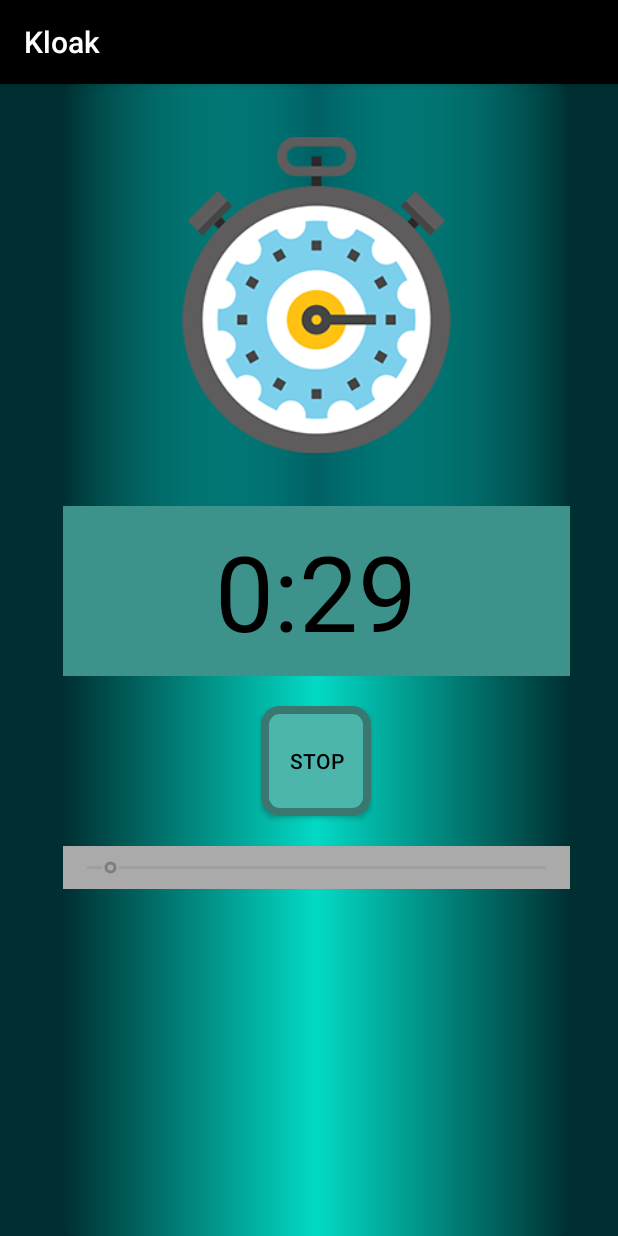
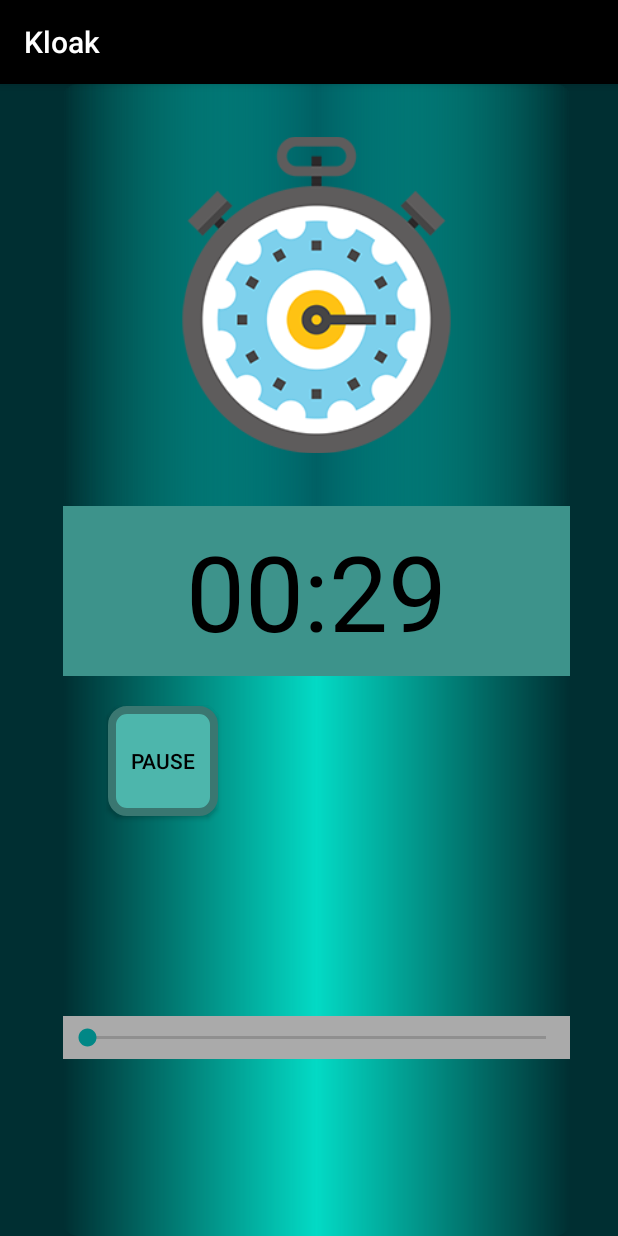
Before and after one commit to CadencePrestissimo/Kloak, an Android app: the Timer screen opened directly, with no data from a screen before it, after a tap on "GO", on a phone screen of 412 x 824 dp. Run offline under Robolectric (Android 15) with nearby library versions, the phone set to English and light mode, and no system bars; Roboto replaces fonts that are not available here.

Commit message:
modified timer

```diff
--- a/app/src/main/java/com/example/kloak/Timer.java
+++ b/app/src/main/java/com/example/kloak/Timer.java
@@ -12,13 +12,29 @@ import android.widget.ImageView;
 import android.widget.SeekBar;
 import android.widget.TextView;
 
+import java.util.Locale;
+
 public class Timer extends AppCompatActivity {
     SeekBar timerSeekBar;
-    TextView timerTextView;
-    Button controllerButton;
-    ImageView imageView4;
-    Boolean counterIsActive = false;
-    CountDownTimer countDownTimer;
+    private static final long start_time=30000;
+    private TextView mTextViewCountDown;
+    private Button mButtonStartPause;
+    private Button mButtonReset;
+
+    private CountDownTimer mCountDownTimer;
+
+    private boolean mTimerRunning;
+
+    private long mTimeLeftInMillis=start_time;
+
+
+    /*
+        SeekBar timerSeekBar;
+        TextView timerTextView;
+        Button controllerButton;
+        ImageView imageView4;
+        Boolean counterIsActive = false;
+        CountDownTimer countDownTimer;
 
     public void resetTimer() {
 
@@ -57,6 +73,7 @@ public class Timer extends AppCompatActivity {
             counterIsActive = true;
             timerSeekBar.setEnabled(false);
             controllerButton.setText("Stop");
+            counter=true;
 
             countDownTimer = new CountDownTimer(timerSeekBar.getProgress() * 1000 + 100, 1000) {
 
@@ -69,8 +86,10 @@ public class Timer extends AppCompatActivity {
                 public void onFinish() {
                     timerTextView.setAlpha(0.6f);
                     timerTextView.animate().alpha(1f).setDuration(500);
+                    controllerButton.setText("Reset");
                     MediaPlayer mplayer = MediaPlayer.create(getApplicationContext(), R.raw.b1);
                     mplayer.start();
+
                     resetTimer();
 
                 }
@@ -79,18 +98,15 @@ public class Timer extends AppCompatActivity {
         } else {
             resetTimer();
         }
-    }
+    }*/
 
 
     @Override
     protected void onCreate(Bundle savedInstanceState) {
         super.onCreate(savedInstanceState);
         setContentView(R.layout.activity_timer);
-        imageView4=findViewById(R.id.imageView4);
-        timerSeekBar = (SeekBar)findViewById(R.id.timerSeekBar);
-        timerTextView = (TextView)findViewById(R.id.timerTextView);
-        controllerButton = (Button)findViewById(R.id.controllerButton);
-
+        //imageView4=findViewById(R.id.imageView4);
+        /*timerSeekBar = (SeekBar)findViewById(R.id.timerSeekBar);
         timerSeekBar.setMax(600);
         timerSeekBar.setProgress(30);
 
@@ -98,7 +114,7 @@ public class Timer extends AppCompatActivity {
             @Override
             public void onProgressChanged(SeekBar seekBar, int progress, boolean fromUser) {
 
-                updateTimer(progress);
+                updateCountDownText(progress);
 
             }
 
@@ -111,8 +127,71 @@ public class Timer extends AppCompatActivity {
             public void onStopTrackingTouch(SeekBar seekBar) {
 
             }
+        });*/
+
+        mTextViewCountDown = findViewById(R.id.text_view_countdown);
+
+        mButtonStartPause=findViewById(R.id.button_start_pause);
+        mButtonReset=findViewById(R.id.button_reset);
+
+        mButtonStartPause.setOnClickListener(new View.OnClickListener() {
+            @Override
+            public void onClick(View view) {
+                if(mTimerRunning){
+                    pauseTimer();
+                }else{
+                    startTimer();
+                }
+            }
         });
 
+        mButtonReset.setOnClickListener(new View.OnClickListener() {
+            @Override
+            public void onClick(View view) {
+                resetTimer();
+            }
+        });
+        updateCountDownText();
+    }
+    private void startTimer(){
+        mCountDownTimer=new CountDownTimer(mTimeLeftInMillis,1000) {
+            @Override
+            public void onTick(long l) {
+                mTimeLeftInMillis=l;
+                updateCountDownText();
+            }
+
+            @Override
+            public void onFinish() {
+                mTimerRunning=false;
+                mButtonStartPause.setText("Start");
+                mButtonStartPause.setVisibility(View.INVISIBLE);
+                mButtonReset.setVisibility(View.VISIBLE);
+            }
+        }.start();
+        mTimerRunning=true;
+        mButtonStartPause.setText("Pause");
+        mButtonReset.setVisibility(View.INVISIBLE);
     }
 
+    private void pauseTimer(){
+        mCountDownTimer.cancel();
+        mTimerRunning = false;
+        mButtonStartPause.setText("Start");
+        mButtonReset.setVisibility(View.VISIBLE);
+    }
+
+    private void resetTimer(){
+        mTimeLeftInMillis=start_time;
+        updateCountDownText();
+        mButtonReset.setVisibility(View.INVISIBLE);
+        mButtonStartPause.setVisibility(View.VISIBLE);
+    }
+
+    private void updateCountDownText(){
+        int minutes =(int)(mTimeLeftInMillis/1000)/60;
+        int seconds =(int)(mTimeLeftInMillis/1000)%60;
+        String timeLeftFormatted=String.format(Locale.getDefault(),"%02d:%02d",minutes,seconds);
+        mTextViewCountDown.setText(timeLeftFormatted);
+    }
 }
--- a/app/src/main/res/layout/activity_timer.xml
+++ b/app/src/main/res/layout/activity_timer.xml
@@ -28,7 +28,7 @@
             app:srcCompat="@drawable/time_" />
 
         <TextView
-            android:id="@+id/timerTextView"
+            android:id="@+id/text_view_countdown"
             android:layout_width="match_parent"
             android:layout_height="wrap_content"
             android:background="#3D938B"
@@ -40,16 +40,31 @@
             android:textSize="70sp" />
 
         <Button
-            android:id="@+id/controllerButton"
+            android:id="@+id/button_start_pause"
             android:layout_width="73dp"
             android:layout_height="73dp"
-            android:layout_gravity="center"
+            android:layout_gravity="left"
             android:layout_marginTop="20dp"
+            android:layout_marginBottom="20dp"
+            android:layout_marginLeft="30dp"
+            android:background="@drawable/rounded2"
+            android:gravity="center"
+            android:text="@string/go132"
+            android:textColor="@color/ic_launcher_background" />
+
+        <Button
+            android:id="@+id/button_reset"
+            android:layout_width="73dp"
+            android:layout_height="73dp"
+            android:layout_gravity="right"
+            android:layout_marginTop="20dp"
+            android:layout_marginRight="30dp"
             android:layout_marginBottom="20dp"
             android:background="@drawable/rounded2"
             android:gravity="center"
-            android:onClick="controlTimer"
-            android:text="@string/go132"
+            android:visibility="invisible"
+            tools:visibility="visible"
+            android:text="Reset"
             android:textColor="@color/ic_launcher_background" />
 
         <SeekBar
```
